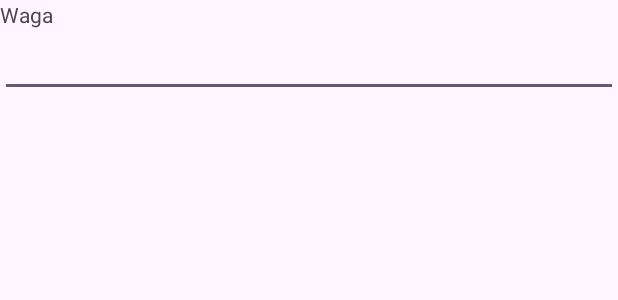
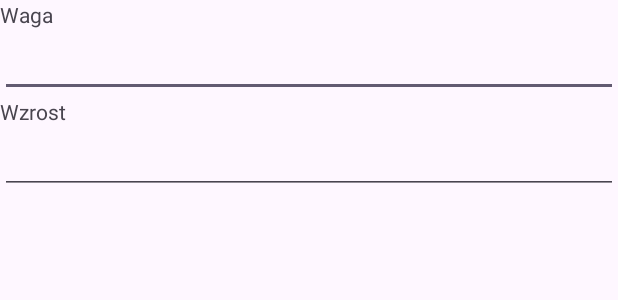
Before and after one commit to rdominiak/07_zadanie4, an Android app: the layout activity_main.xml on its own in the app's theme, with its tools: preview values and no code run, on a phone screen of 412 x 824 dp. Shown: the top 300 px of the screen. Run offline under Robolectric (Android 15) with nearby library versions, the phone set to English and light mode, and no system bars.

Commit message:
Dodano pole wzrost

```diff
--- a/app/src/main/res/layout/activity_main.xml
+++ b/app/src/main/res/layout/activity_main.xml
@@ -6,6 +6,14 @@
     android:layout_width="match_parent"
     android:layout_height="match_parent"
     tools:context=".MainActivity">
+
+    <TextView
+        android:id="@+id/textView2"
+        android:layout_width="wrap_content"
+        android:layout_height="wrap_content"
+        android:text="Wzrost"
+        app:layout_constraintStart_toStartOf="parent"
+        app:layout_constraintTop_toBottomOf="@+id/TextWaga" />
 
     <EditText
         android:id="@+id/TextWaga"
@@ -24,4 +32,14 @@
         android:text="Waga"
         app:layout_constraintStart_toStartOf="parent"
         app:layout_constraintTop_toTopOf="parent" />
+
+    <EditText
+        android:id="@+id/editTextNumber"
+        android:layout_width="0dp"
+        android:layout_height="wrap_content"
+        android:ems="10"
+        android:inputType="number"
+        app:layout_constraintEnd_toEndOf="parent"
+        app:layout_constraintStart_toStartOf="parent"
+        app:layout_constraintTop_toBottomOf="@+id/textView2" />
 </androidx.constraintlayout.widget.ConstraintLayout>
```
